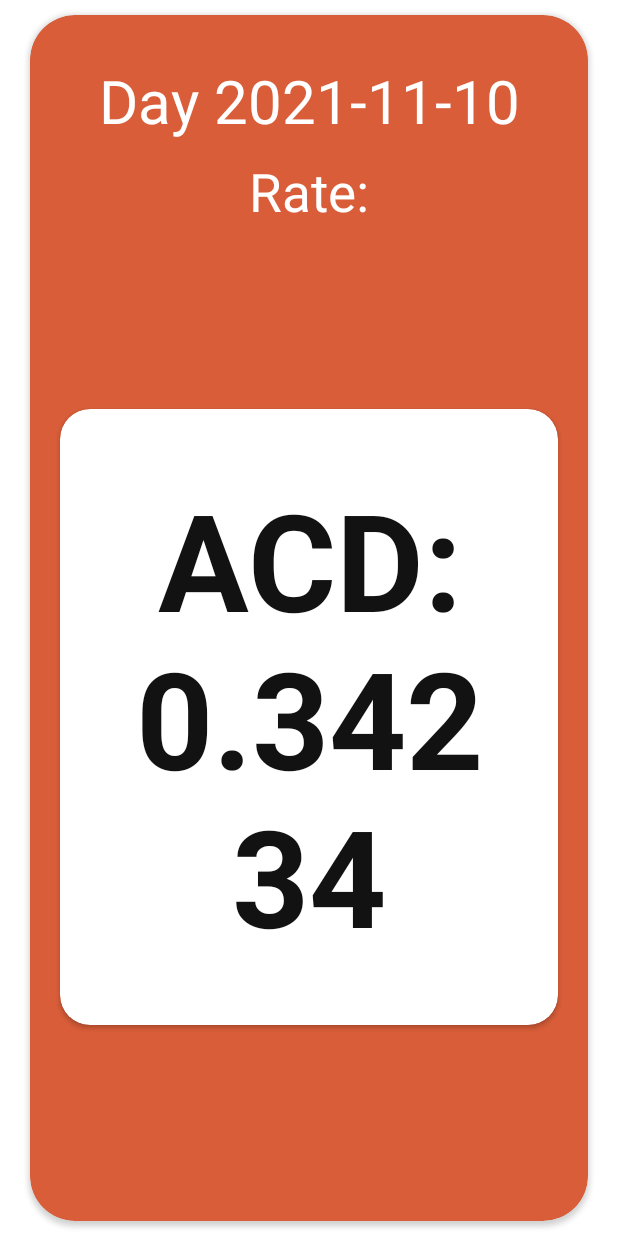
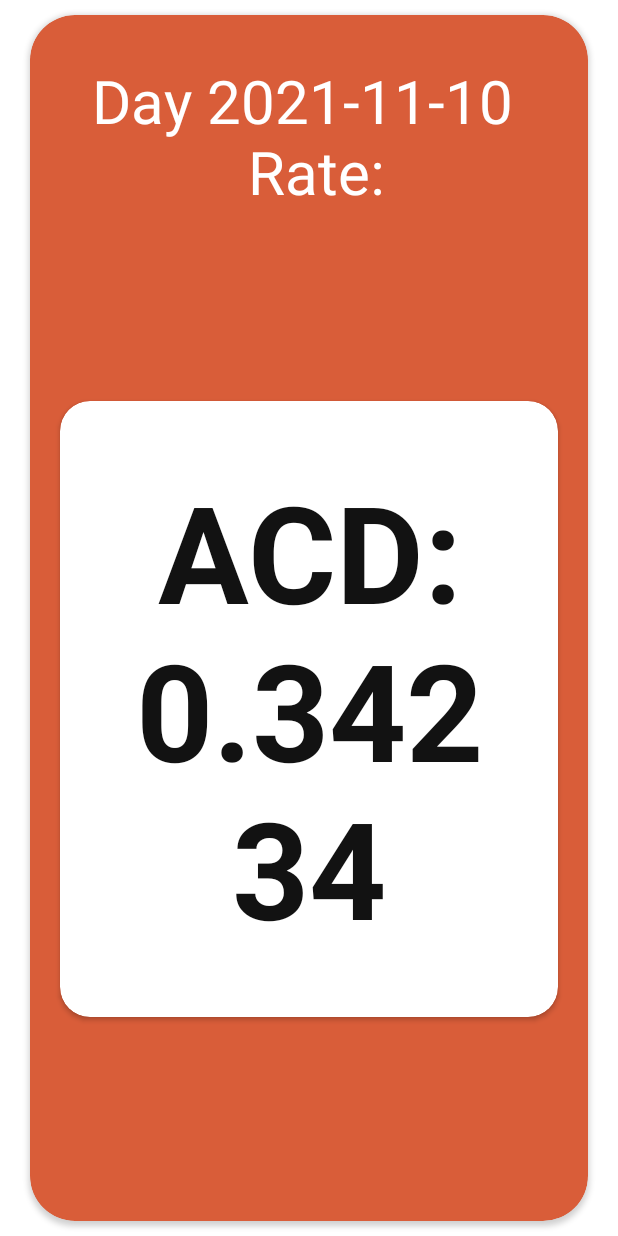
Before and after one commit to m-tkachenko/currency_app, an Android app: the layout activity_currency.xml on its own in the app's theme, with its tools: preview values and no code run, on a phone screen of 412 x 824 dp. Run offline under Robolectric (Android 15) with nearby library versions, the phone set to English and light mode, and no system bars.

Commit message:
Support landscape

```diff
--- a/app/src/main/java/com/example/currency_app/ui/RecyclerAdapterForDays.kt
+++ b/app/src/main/java/com/example/currency_app/ui/RecyclerAdapterForDays.kt
@@ -10,6 +10,7 @@ import androidx.recyclerview.widget.RecyclerView
 import com.example.currency_app.R
 import com.example.currency_app.data.Currency
 import com.example.currency_app.data.retrofit.RetrofitService
+import com.google.android.material.snackbar.Snackbar
 import kotlinx.android.synthetic.main.cardview_for_days_in_recyclerview.view.*
 import retrofit2.Call
 import retrofit2.Callback
@@ -47,7 +48,7 @@ class RecyclerAdapterForDays(private val service: RetrofitService)
             }
 
             override fun onFailure(call: Call<Currency>, t: Throwable) {
-                Log.w("RetrofitFail", "$t")
+                Log.w("RetrofitResponse", "$t")
             }
 
         })
--- a/app/src/main/java/com/example/currency_app/ui/view/CurrencyActivity.kt
+++ b/app/src/main/java/com/example/currency_app/ui/view/CurrencyActivity.kt
@@ -13,7 +13,7 @@ class CurrencyActivity : AppCompatActivity() {
         val dayData = intent.getStringExtra("Day")
         val currencyRateData = intent.getStringExtra("CurrencyRate")
 
-        textView_for_day_currency_screen.text = dayData
+        textView_for_day_currency_screen.text = "Day: $dayData \n Rate:"
         textView_for_currency_info_in_currency_screen.text = currencyRateData
     }
 }
--- /dev/null
+++ b/app/src/main/res/layout-land/activity_currency.xml
@@ -0,0 +1,82 @@
+<?xml version="1.0" encoding="utf-8"?>
+<androidx.constraintlayout.widget.ConstraintLayout
+    xmlns:android="http://schemas.android.com/apk/res/android"
+    xmlns:app="http://schemas.android.com/apk/res-auto"
+    xmlns:tools="http://schemas.android.com/tools"
+    android:layout_width="match_parent"
+    android:layout_height="match_parent"
+    tools:context=".ui.view.CurrencyActivity">
+
+    <ScrollView
+        android:layout_width="match_parent"
+        android:layout_height="match_parent">
+
+        <androidx.cardview.widget.CardView
+            android:layout_width="match_parent"
+            android:layout_height="match_parent"
+            app:cardBackgroundColor="?attr/colorPrimary"
+            android:elevation="5dp"
+            app:contentPadding="10dp"
+            app:cardCornerRadius="30dp"
+            android:layout_marginHorizontal="20dp"
+            android:layout_marginTop="10dp"
+            android:layout_marginBottom="10dp">
+
+            <androidx.constraintlayout.widget.ConstraintLayout
+                android:layout_width="match_parent"
+                android:layout_height="match_parent">
+
+                <TextView
+                    android:id="@+id/textView_for_day_currency_screen"
+                    android:layout_width="wrap_content"
+                    android:layout_height="wrap_content"
+                    android:layout_marginTop="20dp"
+                    android:textColor="?attr/colorOnPrimary"
+                    android:textSize="40sp"
+                    app:layout_constraintEnd_toEndOf="parent"
+                    app:layout_constraintStart_toStartOf="parent"
+                    app:layout_constraintTop_toTopOf="parent"
+                    tools:text="Day 2021-11-10 \n Rate:"
+                    android:textAlignment="center"/>
+
+                <androidx.cardview.widget.CardView
+                    android:id="@+id/cardView"
+                    android:layout_width="match_parent"
+                    android:layout_height="wrap_content"
+                    android:layout_margin="10dp"
+                    android:layout_marginTop="50dp"
+                    android:elevation="10dp"
+                    app:cardBackgroundColor="?attr/colorOnPrimary"
+                    app:cardCornerRadius="20dp"
+                    app:contentPadding="40dp"
+                    app:layout_constraintBottom_toBottomOf="parent"
+                    app:layout_constraintEnd_toEndOf="parent"
+                    app:layout_constraintStart_toStartOf="parent"
+                    app:layout_constraintTop_toBottomOf="@+id/textView_for_day_currency_screen">
+
+                    <androidx.constraintlayout.widget.ConstraintLayout
+                        android:layout_width="match_parent"
+                        android:layout_height="match_parent">
+
+                        <TextView
+                            android:id="@+id/textView_for_currency_info_in_currency_screen"
+                            android:layout_width="match_parent"
+                            android:layout_height="match_parent"
+                            android:textAlignment="center"
+                            android:textColor="?attr/colorOnSecondary"
+                            android:textSize="90sp"
+                            android:textStyle="bold"
+                            tools:text="ACD: 0.34234" />
+
+                    </androidx.constraintlayout.widget.ConstraintLayout>
+
+
+                </androidx.cardview.widget.CardView>
+
+            </androidx.constraintlayout.widget.ConstraintLayout>
+
+        </androidx.cardview.widget.CardView>
+
+    </ScrollView>
+
+</androidx.constraintlayout.widget.ConstraintLayout>
--- a/app/src/main/res/layout/activity_currency.xml
+++ b/app/src/main/res/layout/activity_currency.xml
@@ -32,19 +32,8 @@
                 app:layout_constraintEnd_toEndOf="parent"
                 app:layout_constraintStart_toStartOf="parent"
                 app:layout_constraintTop_toTopOf="parent"
-                tools:text="Day 2021-11-10" />
-
-            <TextView
-                android:id="@+id/textView_rate"
-                android:layout_width="wrap_content"
-                android:layout_height="wrap_content"
-                android:layout_marginTop="10dp"
-                android:text="@string/string_for_rate_textview"
-                android:textColor="?attr/colorOnPrimary"
-                android:textSize="35sp"
-                app:layout_constraintEnd_toEndOf="parent"
-                app:layout_constraintStart_toStartOf="parent"
-                app:layout_constraintTop_toBottomOf="@+id/textView_for_day_currency_screen" />
+                tools:text="Day 2021-11-10 \n Rate:"
+                android:textAlignment="center"/>
 
             <androidx.cardview.widget.CardView
                 android:id="@+id/cardView"
@@ -58,7 +47,7 @@
                 app:layout_constraintBottom_toBottomOf="parent"
                 app:layout_constraintEnd_toEndOf="parent"
                 app:layout_constraintStart_toStartOf="parent"
-                app:layout_constraintTop_toBottomOf="@+id/textView_rate">
+                app:layout_constraintTop_toBottomOf="@+id/textView_for_day_currency_screen">
 
                 <androidx.constraintlayout.widget.ConstraintLayout
                     android:layout_width="match_parent"
--- a/app/src/main/res/layout/activity_main.xml
+++ b/app/src/main/res/layout/activity_main.xml
@@ -3,6 +3,7 @@
     xmlns:android="http://schemas.android.com/apk/res/android"
     xmlns:app="http://schemas.android.com/apk/res-auto"
     xmlns:tools="http://schemas.android.com/tools"
+    android:id="@+id/constaintlayout_for_days"
     android:layout_width="match_parent"
     android:layout_height="match_parent"
     tools:context=".ui.view.MainActivity">
```
